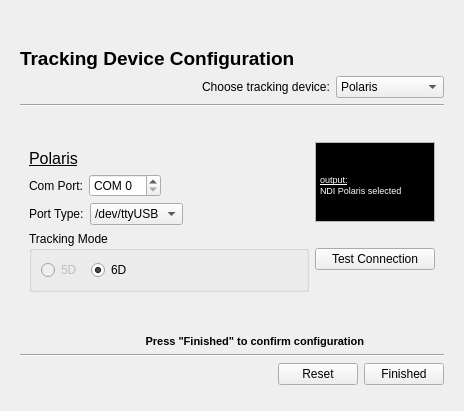
First picture: the form in Modules/IGTUI/Qmitk/QmitkTrackingDeviceConfigurationWidgetControls.ui, repository MITK/MITK, before the edit.
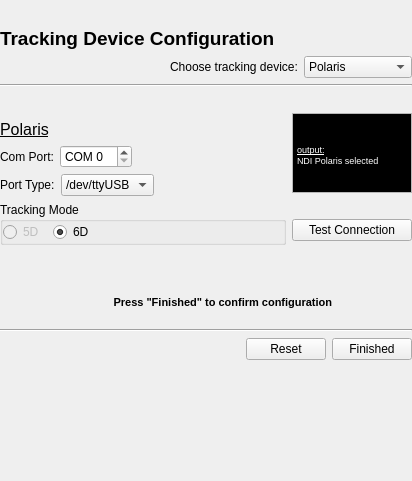
Second picture: the form after the edit.

Commit message: Corrected layout in IGTConnectionWidget

Diff of the .ui file:
```diff
--- a/Modules/IGTUI/Qmitk/QmitkTrackingDeviceConfigurationWidgetControls.ui
+++ b/Modules/IGTUI/Qmitk/QmitkTrackingDeviceConfigurationWidgetControls.ui
@@ -6,8 +6,8 @@
       <rect>
         <x>0</x>
         <y>0</y>
-        <width>344</width>
-        <height>339</height>
+    <width>412</width>
+    <height>481</height>
       </rect>
     </property>
     <property name="windowTitle">
@@ -292,14 +292,14 @@
                                     </size>
                                   </property>
                                   <property name="html">
-                                    <string>
-                                      &lt;!DOCTYPE HTML PUBLIC &quot;-//W3C//DTD HTML 4.0//EN&quot; &quot;http://www.w3.org/TR/REC-html40/strict.dtd&quot;&gt;
-                                      &lt;html&gt;&lt;head&gt;&lt;meta name=&quot;qrichtext&quot; content=&quot;1&quot; /&gt;&lt;style type=&quot;text/css&quot;&gt;
-                                      p, li { white-space: pre-wrap; }
-                                      &lt;/style&gt;&lt;/head&gt;&lt;body style=&quot; font-family:'MS Shell Dlg 2'; font-size:8.25pt; font-weight:400; font-style:normal;&quot; bgcolor=&quot;#000000&quot;&gt;
-                                      &lt;p style=&quot; margin-top:0px; margin-bottom:0px; margin-left:0px; margin-right:0px; -qt-block-indent:0; text-indent:0px;&quot;&gt;&lt;span style=&quot; font-size:7pt; text-decoration: underline; color:#ffffff;&quot;&gt;output:&lt;/span&gt;&lt;/p&gt;
-                                      &lt;p style=&quot; margin-top:0px; margin-bottom:0px; margin-left:0px; margin-right:0px; -qt-block-indent:0; text-indent:0px;&quot;&gt;&lt;span style=&quot; font-size:7pt; color:#ffffff;&quot;&gt;NDI Polaris selected&lt;/span&gt;&lt;/p&gt;&lt;/body&gt;&lt;/html&gt;
-                                    </string>
+                  <string>&lt;!DOCTYPE HTML PUBLIC &quot;-//W3C//DTD HTML 4.0//EN&quot; &quot;http://www.w3.org/TR/REC-html40/strict.dtd&quot;&gt;
+&lt;html&gt;&lt;head&gt;&lt;meta name=&quot;qrichtext&quot; content=&quot;1&quot; /&gt;&lt;style type=&quot;text/css&quot;&gt;
+p, li { white-space: pre-wrap; }
+&lt;/style&gt;&lt;/head&gt;&lt;body style=&quot; font-family:'MS Shell Dlg 2'; font-size:8.25pt; font-weight:400; font-style:normal;&quot; bgcolor=&quot;#000000&quot;&gt;
+&lt;p style=&quot; margin-top:0px; margin-bottom:0px; margin-left:0px; margin-right:0px; -qt-block-indent:0; text-indent:0px;&quot;&gt;                                      &lt;/p&gt;
+&lt;p style=&quot; margin-top:0px; margin-bottom:0px; margin-left:0px; margin-right:0px; -qt-block-indent:0; text-indent:0px;&quot;&gt;&lt;span style=&quot; font-size:8pt;&quot;&gt;                                      &lt;/span&gt;&lt;/p&gt;
+&lt;p style=&quot; margin-top:0px; margin-bottom:0px; margin-left:0px; margin-right:0px; -qt-block-indent:0; text-indent:0px;&quot;&gt;&lt;span style=&quot; font-size:7pt; text-decoration: underline; color:#ffffff;&quot;&gt;output:&lt;/span&gt;&lt;span style=&quot; font-size:8pt;&quot;&gt;                                      &lt;/span&gt;&lt;/p&gt;
+&lt;p style=&quot; margin-top:0px; margin-bottom:0px; margin-left:0px; margin-right:0px; -qt-block-indent:0; text-indent:0px;&quot;&gt;&lt;span style=&quot; font-size:7pt; color:#ffffff;&quot;&gt;NDI Polaris selected&lt;/span&gt;                                    &lt;/p&gt;&lt;/body&gt;&lt;/html&gt;</string>
                                   </property>
                                   <property name="textInteractionFlags">
                                     <set>Qt::NoTextInteraction</set>
@@ -755,8 +755,22 @@
           <layout class="QVBoxLayout" name="verticalLayout_2"/>
         </widget>
       </item>
-    </layout>
-  </widget>
+   <item>
+    <spacer name="verticalSpacer_7">
+     <property name="orientation">
+      <enum>Qt::Vertical</enum>
+     </property>
+     <property name="sizeHint" stdset="0">
+      <size>
+       <width>20</width>
+       <height>40</height>
+      </size>
+     </property>
+    </spacer>
+   </item>
+  </layout>
+ </widget>
+ <layoutdefault spacing="6" margin="0"/>
   <resources/>
   <connections/>
 </ui>
```
Left out of the diff: 32 changed lines with no effect on the pictures. Lines whose indentation alone changed are shown as unchanged. The commit also changes 2 other files.
